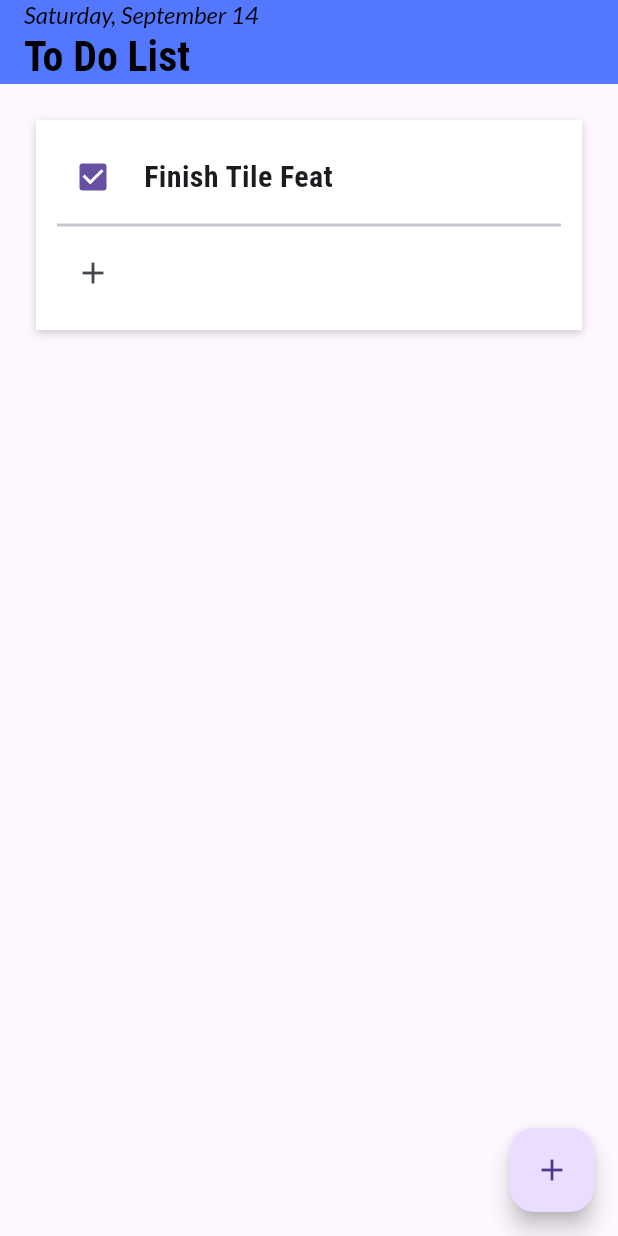
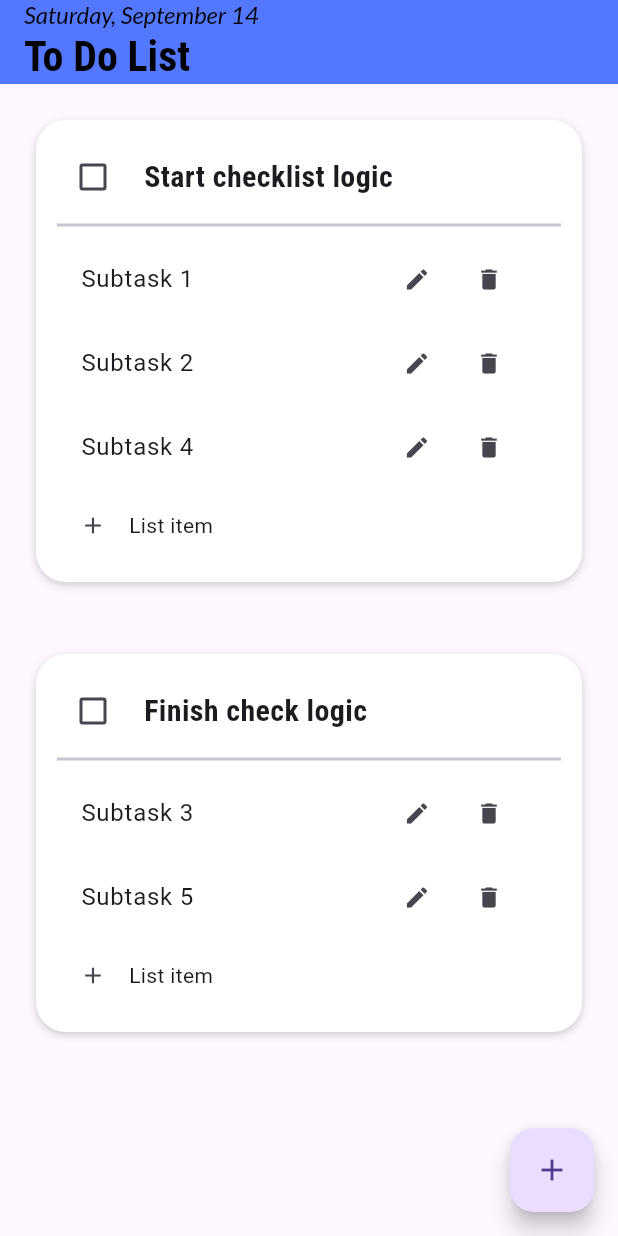
Before and after one commit to pickachuuu/to_do_list, a Flutter app: the screen it shows after launch, on a phone screen of 412 x 824 dp. Run offline on Flutter 3.47's test engine with Material 3 defaults, Android fonts, the phone set to English and light mode, and no system bars; our stand-ins replace google_fonts.

Commit message:
feat: implemented edit, delete and add subtask function

```diff
--- a/lib/pages/main_page.dart
+++ b/lib/pages/main_page.dart
@@ -11,9 +11,12 @@ class HomePage extends StatefulWidget {
   State<HomePage> createState() => _HomePageState();
 }
 
+class _HomePageState extends State<HomePage> {
 
-
-class _HomePageState extends State<HomePage> {
+  List tileVal = [
+    ["Start checklist logic", false, ["Subtask 1", "Subtask 2", "Subtask 4"]],
+    ["Finish check logic", false, ["Subtask 3", "Subtask 5"]],
+  ];
 
   void createTask(){
     showDialog(
@@ -22,6 +25,13 @@ class _HomePageState extends State<HomePage> {
         return DialogBox();
       },
     );
+  }
+
+
+  void boxSelected(bool? value, int index) {
+    setState(() {
+      tileVal[index][1] = !tileVal[index][1];
+    });
   }
 
   @override
@@ -65,12 +75,18 @@ class _HomePageState extends State<HomePage> {
         child: const Icon(Icons.add),
       ),
 
-      body: ListView(
-        children: [
-          TaskTile(taskName: "Finish Tile Feat", isSelected: true, onChanged:(p0) {
+      body: ListView.builder(
+        itemCount: tileVal.length,
+        itemBuilder: (context, index) {
+          print(tileVal[1][2]);
 
-          },),
-        ],
+          return TaskTile(
+            taskName: tileVal[index][0],
+            isSelected: tileVal[index][1],
+            taskList: tileVal[index][2],
+            onChanged: (value) => boxSelected(value, index),
+          );
+        },
       )
       );
   }
--- a/lib/util/list_tile.dart
+++ b/lib/util/list_tile.dart
@@ -4,12 +4,14 @@ import 'package:google_fonts/google_fonts.dart';
 class TaskTile extends StatefulWidget {
   final String taskName;
   final bool isSelected;
+  final List<String> taskList;
   final Function(bool?)? onChanged;
 
   const TaskTile({
     super.key,
     required this.taskName,
     required this.isSelected,
+    required this.taskList,
     required this.onChanged,
   });
 
@@ -18,12 +20,81 @@ class TaskTile extends StatefulWidget {
 }
 
 class _TaskTileState extends State<TaskTile> {
+  List<String> _subtasks = [];
+  TextEditingController _editController = TextEditingController();
+  TextEditingController _newTaskController = TextEditingController();
+
+  @override
+  void initState() {
+    super.initState();
+    _subtasks = widget.taskList;
+  }
+
+  void _addSubtask() {
+    showDialog(
+      context: context,
+      builder: (context) => AlertDialog(
+        title: const Text('Add New Task'),
+        content: TextField(
+          controller: _newTaskController,
+          decoration: const InputDecoration(hintText: 'Enter new task'),
+        ),
+        actions: [
+          TextButton(
+            onPressed: () => Navigator.pop(context),
+            child: const Text('Cancel'),
+          ),
+          TextButton(
+            onPressed: () {
+              setState(() {
+                _subtasks.add(_newTaskController.text);
+                _newTaskController.clear();
+              });
+              Navigator.pop(context);
+            },
+            child: const Text('Add'),
+          ),
+        ],
+      ),
+    );
+  }
+
+  void _editSubtask(int index) {
+    _editController.text = _subtasks[index];
+    showDialog(
+      context: context,
+      builder: (context) => AlertDialog(
+        title: const Text('Edit Subtask'),
+        content: TextField(
+          controller: _editController,
+          decoration: const InputDecoration(hintText: 'Enter new subtask'),
+        ),
+        actions: [
+          TextButton(
+            onPressed: () => Navigator.pop(context),
+            child: const Text('Cancel'),
+          ),
+          TextButton(
+            onPressed: () {
+              setState(() {
+                _subtasks[index] = _editController.text;
+              });
+              Navigator.pop(context);
+            },
+            child: const Text('Save'),
+          ),
+        ],
+      ),
+    );
+  }
+
   @override
   Widget build(BuildContext context) {
     return Padding(
-      padding: EdgeInsets.all(24),
+      padding: const EdgeInsets.all(24),
       child: Container(
         decoration: BoxDecoration(
+          borderRadius: BorderRadius.circular(20),
           color: Colors.white,
           boxShadow: [
             BoxShadow(
@@ -33,14 +104,16 @@ class _TaskTileState extends State<TaskTile> {
             ),
           ],
         ),
-        padding: EdgeInsets.all(14),
+        padding: const EdgeInsets.all(14),
         child: Column(
+          crossAxisAlignment: CrossAxisAlignment.start,
           children: [
             Row(
               children: [
                 Checkbox(value: widget.isSelected, onChanged: widget.onChanged),
                 const SizedBox(width: 10),
-                Text(widget.taskName,
+                Text(
+                  widget.taskName,
                   style: GoogleFonts.robotoCondensed(
                     fontSize: 20,
                     fontWeight: FontWeight.bold,
@@ -48,15 +121,39 @@ class _TaskTileState extends State<TaskTile> {
                 ),
               ],
             ),
-          const Divider(thickness: 2),
-          Row(
-            children: [
-              IconButton(
-                icon: const Icon(Icons.add),
-                onPressed: () {},
+            const Divider(thickness: 2),
+            ListView.builder(
+              shrinkWrap: true,
+              physics: const NeverScrollableScrollPhysics(),
+              itemCount: _subtasks.length,
+              itemBuilder: (context, index) {
+                return ListTile(
+                  title: Text(_subtasks[index]),
+                  trailing: Row(
+                    mainAxisSize: MainAxisSize.min,
+                    children: [
+                      IconButton(
+                        icon: const Icon(Icons.edit, size: 18),
+                        onPressed: () => _editSubtask(index),
+                      ),
+                      IconButton(
+                        icon: const Icon(Icons.delete, size: 18),
+                        onPressed: () => setState(() => _subtasks.removeAt(index)),
+                      ),
+                    ],
+                  ),
+                );
+              },
+            ),
+            Row(
+                children: [
+                  IconButton(
+                    icon: const Icon(Icons.add, size: 18),
+                    onPressed: _addSubtask,
+                  ),
+                  Text("List item"),
+                ],
               ),
-            ],
-          )
           ],
         ),
       ),
```
